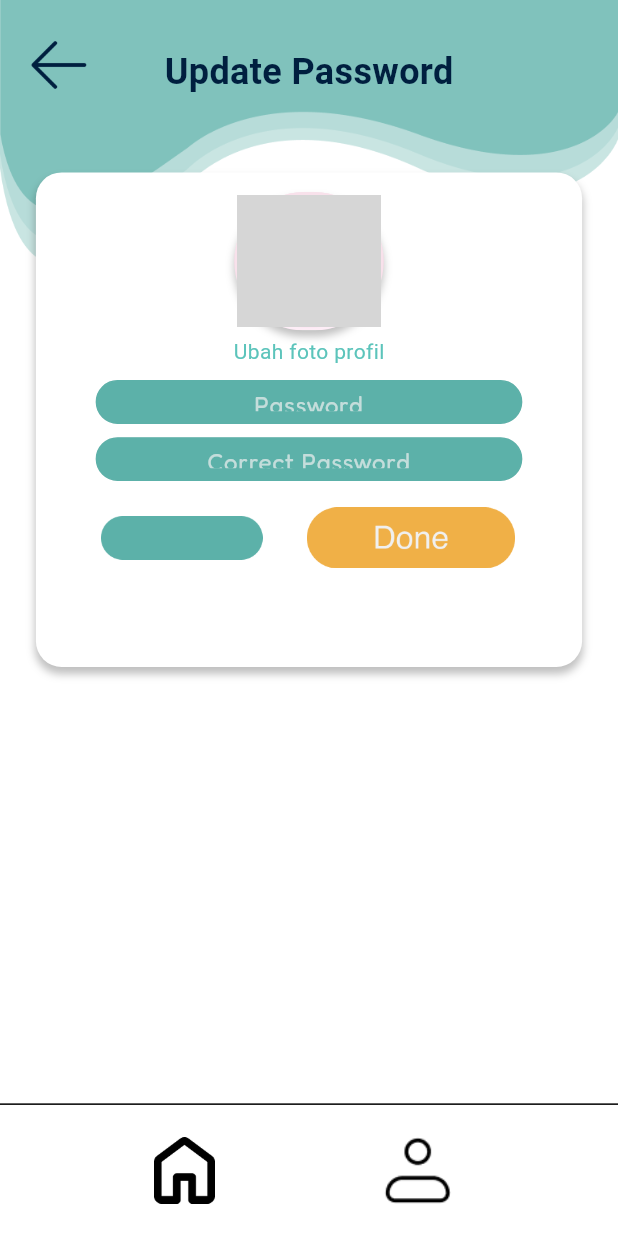
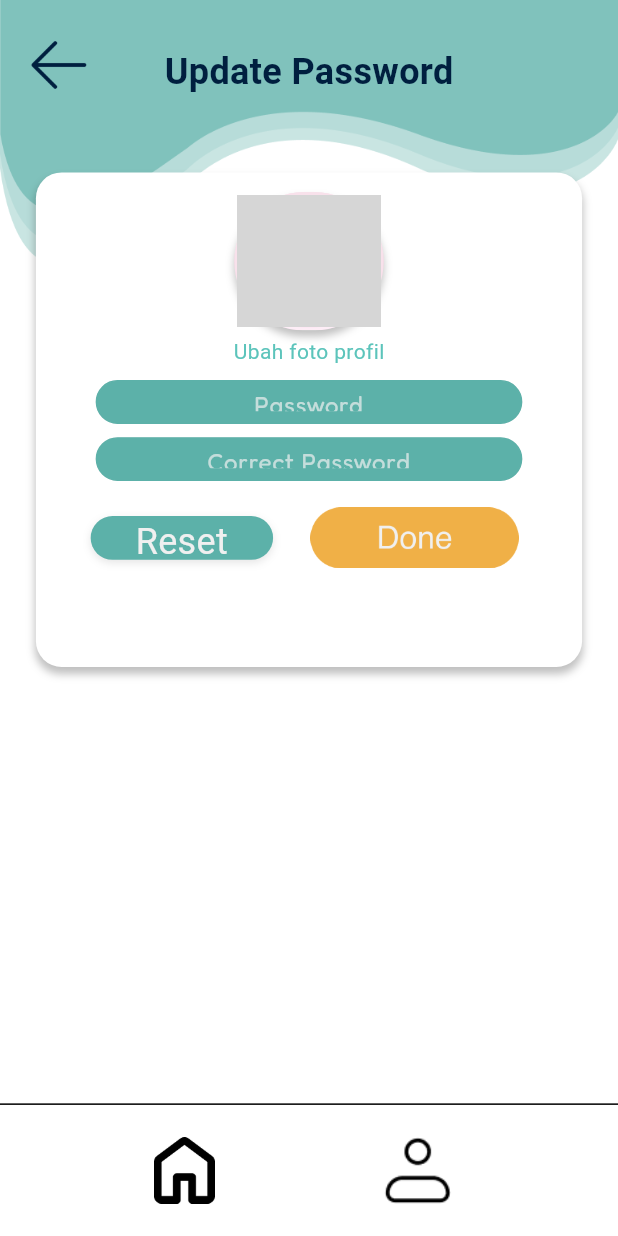
Before and after one commit to Wibson27/OtakAtik, a Flutter app: the ProfileUpdatePasswordScreen screen opened directly, on a phone screen of 412 x 824 dp. Run offline on Flutter 3.47's test engine with Material 3 defaults, Android fonts, the light colour scheme and no system bars; our stand-ins replace bloc, file_picker, flutter_bloc, google_fonts, image_picker, permission_handler; missing offline and left inert: record; statements that could not run were skipped; grey boxes are pictures that could not be loaded.

Commit message:
profile_update_password_screen.dart updates

```diff
--- a/frontend/lib/screens/profile_update_password_screen.dart
+++ b/frontend/lib/screens/profile_update_password_screen.dart
@@ -100,8 +100,8 @@ class _ProfileUpdatePasswordScreenState extends State<ProfileUpdatePasswordScree
                 right: 0,
                 child: Image.asset(
                   'assets/images/wave_top.png',
-                  width: context.scaleWidth(431.5),
-                  height: context.scaleHeight(200),
+                  width: context.scaleWidth(431.5), // Sesuaikan dengan width di Figma
+                  height: context.scaleHeight(200), // Sesuaikan dengan height di Figma
                   fit: BoxFit.fill,
                 ),
               ),
@@ -173,12 +173,14 @@ class _ProfileUpdatePasswordScreenState extends State<ProfileUpdatePasswordScree
                           decoration: BoxDecoration(
                             borderRadius: BorderRadius.circular(context.scaleWidth(52)),
                             image: const DecorationImage(
-                              image: AssetImage('assets/images/profile_photo_pink.jpg'),
+                              // Menggunakan user_placeholder.png sebagai pengganti, karena profile_photo_pink.jpg tidak ada di assets
+                              // Jika profile_photo_pink.jpg adalah gambar yang seharusnya ada, pastikan ditambahkan ke pubspec.yaml assets.
+                              image: AssetImage('assets/images/profile_photo_pink.png'), // Pastikan file ini ada
                               fit: BoxFit.cover,
                             ),
                             border: Border.all(
-                              color: AppColor.putihNormal.withOpacity(0.5),
-                              width: context.scaleWidth(2),
+                              color: AppColor.putihNormal.withOpacity(0.5), // Warna border dari figma #D9D9D9
+                              width: context.scaleWidth(2), // Tebal border
                             ),
                             boxShadow: [
                               BoxShadow(
@@ -191,6 +193,7 @@ class _ProfileUpdatePasswordScreenState extends State<ProfileUpdatePasswordScree
                           child: ClipRRect(
                             borderRadius: BorderRadius.circular(context.scaleWidth(52)),
                             child: Image.asset( // Placeholder image, replace with actual user photo
+                              // Gunakan path gambar asli jika sudah ada, atau tetap placeholder
                               'assets/images/user_placeholder.png', // Ganti dengan placeholder gambar user
                               fit: BoxFit.cover,
                             ),
@@ -235,9 +238,9 @@ class _ProfileUpdatePasswordScreenState extends State<ProfileUpdatePasswordScree
                           context: context,
                           controller: _confirmPasswordController,
                           focusNode: _confirmPasswordFocusNode,
-                          hintText: 'Correct Password', // Dari Figma
-                          width: context.scaleWidth(297), // Dari Figma Nama field
-                          height: context.scaleHeight(33), // Dari Figma Nama field
+                          hintText: 'Correct Password',
+                          width: context.scaleWidth(297),
+                          height: context.scaleHeight(33),
                           obscureText: true,
                           validator: (value) {
                             if (value == null || value.isEmpty) {
@@ -255,7 +258,7 @@ class _ProfileUpdatePasswordScreenState extends State<ProfileUpdatePasswordScree
                         Row(
                           mainAxisAlignment: MainAxisAlignment.center,
                           children: [
-                            // 5. Frame Google (reset_button.png) - Sekarang jadi Reset button
+                            // reset_button.png (kotak hijau tosca)
                             GestureDetector(
                               onTapDown: (_) => setState(() => _isResetButtonActive = true),
                               onTapUp: (_) => setState(() => _isResetButtonActive = false),
@@ -264,16 +267,36 @@ class _ProfileUpdatePasswordScreenState extends State<ProfileUpdatePasswordScree
                               child: AnimatedScale(
                                 scale: _isResetButtonActive ? 0.95 : 1.0,
                                 duration: const Duration(milliseconds: 100),
-                                child: Image.asset(
-                                  'assets/images/reset_button.png', // Aset gambar untuk Reset
-                                  width: context.scaleWidth(122), // Dari Figma Frame Google width
-                                  height: context.scaleHeight(33), // Dari Figma Frame Google height
-                                  fit: BoxFit.contain,
+                                child: Container(
+                                  width: context.scaleWidth(127),
+                                  height: context.scaleHeight(33),
+                                  decoration: BoxDecoration(
+                                    color: AppColor.hijauTosca,
+                                    borderRadius: BorderRadius.circular(context.scaleWidth(25)),
+                                    boxShadow: [
+                                      BoxShadow(
+                                        color: Colors.black.withOpacity(0.1),
+                                        blurRadius: 4,
+                                        offset: const Offset(0, 2),
+                                      ),
+                                    ],
+                                  ),
+                                  child: Center(
+                                    child: Text(
+                                      'Reset',
+                                      style: GoogleFonts.roboto(
+                                        fontSize: 24,
+                                        fontWeight: FontWeight.w400,
+                                        color: AppColor.whiteText,
+                                      ),
+                                      textAlign: TextAlign.center,
+                                    ),
+                                  ),
                                 ),
                               ),
                             ),
-                            SizedBox(width: context.scaleWidth(20)), // Jarak antara tombol
-                            // 4. Frame Login (done_button.png) - Sekarang jadi Done button
+                            SizedBox(width: context.scaleWidth(20)),
+                            // done_button.png
                             GestureDetector(
                               onTapDown: (_) => setState(() => _isDoneButtonActive = true),
                               onTapUp: (_) => setState(() => _isDoneButtonActive = false),
@@ -283,9 +306,9 @@ class _ProfileUpdatePasswordScreenState extends State<ProfileUpdatePasswordScree
                                 scale: _isDoneButtonActive ? 0.95 : 1.0,
                                 duration: const Duration(milliseconds: 100),
                                 child: Image.asset(
-                                  'assets/images/done_button.png', // Aset gambar untuk Done
-                                  width: context.scaleWidth(157), // Dari Figma Frame Login width
-                                  height: context.scaleHeight(46), // Dari Figma Frame Login height
+                                  'assets/images/done_button.png',
+                                  width: context.scaleWidth(157),
+                                  height: context.scaleHeight(46),
                                   fit: BoxFit.contain,
                                 ),
                               ),
@@ -298,7 +321,7 @@ class _ProfileUpdatePasswordScreenState extends State<ProfileUpdatePasswordScree
                 ),
               ),
 
-              // Bottom Navigation Bar - Sama seperti ProfileScreen
+              // Navigation Bar Bawah
               Positioned(
                 bottom: 0,
                 left: 0,
@@ -333,7 +356,7 @@ class _ProfileUpdatePasswordScreenState extends State<ProfileUpdatePasswordScree
                       // profile_button.png
                       GestureDetector(
                         onTap: () {
-                          Navigator.pushReplacementNamed(context, AppRoute.profile); // Kembali ke ProfileScreen
+                          Navigator.pushReplacementNamed(context, AppRoute.profile);
                         },
                         child: Image.asset(
                           'assets/images/profile_button.png',
@@ -353,7 +376,7 @@ class _ProfileUpdatePasswordScreenState extends State<ProfileUpdatePasswordScree
     );
   }
 
-  // Widget _buildInputField kustom untuk password input
+  // _buildInputField (password input)
   Widget _buildInputField({
     required BuildContext context,
     required TextEditingController controller,
@@ -364,14 +387,13 @@ class _ProfileUpdatePasswordScreenState extends State<ProfileUpdatePasswordScree
     bool obscureText = false,
     String? Function(String?)? validator,
   }) {
-    Color boxColor = AppColor.hijauTosca; // Warna dari Figma #5CB1A9
+    Color boxColor = AppColor.hijauTosca;
     Color borderColor = focusNode.hasFocus ? AppColor.biruNormal : AppColor.hijauTosca;
     double borderWidth = focusNode.hasFocus ? 2 : 1;
     double blurRadius = focusNode.hasFocus ? 8 : 0;
     Offset offset = focusNode.hasFocus ? const Offset(0, 4) : const Offset(0, 0);
 
-    // Estimasi tinggi font Fredoka untuk kalkulasi padding vertikal
-    final double textFontSize = GoogleFonts.fredoka().fontSize ?? 16.0;
+    final double textFontSize = 16.0;
 
     return AnimatedContainer(
       duration: const Duration(milliseconds: 200),
@@ -379,7 +401,7 @@ class _ProfileUpdatePasswordScreenState extends State<ProfileUpdatePasswordScree
       height: height,
       decoration: BoxDecoration(
         color: boxColor,
-        borderRadius: BorderRadius.circular(context.scaleWidth(25)), // Radius 25px
+        borderRadius: BorderRadius.circular(context.scaleWidth(25)),
         border: Border.all(color: borderColor, width: borderWidth),
         boxShadow: [
           BoxShadow(
@@ -391,16 +413,17 @@ class _ProfileUpdatePasswordScreenState extends State<ProfileUpdatePasswordScree
       ),
       child: Center(
         child: Padding(
+
           padding: EdgeInsets.symmetric(
-            horizontal: context.scaleWidth(20), // Padding horizontal 20px
-            vertical: (height - textFontSize - 2) / 2, // Perhitungan vertikal disesuaikan
+            horizontal: context.scaleWidth(20),
+            vertical: (height - textFontSize * 1.0 - borderWidth * 2) / 2,
           ).clamp(
             EdgeInsets.zero,
-            EdgeInsets.all(context.scaleWidth(10)), // Clamp max padding
+            EdgeInsets.all(context.scaleWidth(10)),
           ),
           child: TextSelectionTheme(
             data: const TextSelectionThemeData(
-              cursorColor: AppColor.navyText, // Kursor hitam
+              cursorColor: AppColor.navyText,
             ),
             child: TextFormField(
               controller: controller,
@@ -408,17 +431,17 @@ class _ProfileUpdatePasswordScreenState extends State<ProfileUpdatePasswordScree
               obscureText: obscureText,
               textAlign: TextAlign.center,
               textAlignVertical: TextAlignVertical.center,
-              style: GoogleFonts.fredoka( // Menggunakan Fredoka
-                color: AppColor.whiteText, // Warna teks putih
-                fontSize: 16,
+              style: GoogleFonts.fredoka(
+                color: AppColor.whiteText,
+                fontSize: textFontSize,
                 fontWeight: FontWeight.normal,
               ),
               decoration: InputDecoration(
                 hintText: hintText,
-                hintStyle: GoogleFonts.fredoka( // Menggunakan Fredoka untuk hint
-                  color: AppColor.whiteText.withOpacity(0.7), // Hint lebih transparan
-                  fontSize: 16,
-                  fontWeight: FontWeight.w400, // Fredoka default hint weight
+                hintStyle: GoogleFonts.fredoka(
+                  color: AppColor.whiteText.withOpacity(0.7),
+                  fontSize: textFontSize,
+                  fontWeight: FontWeight.w400,
                 ),
                 border: InputBorder.none,
                 contentPadding: EdgeInsets.zero,
```
Also changed, not shown: frontend/assets/images/profile_photo_pink.jpg (deleted), frontend/assets/images/profile_photo_pink.png (added).
